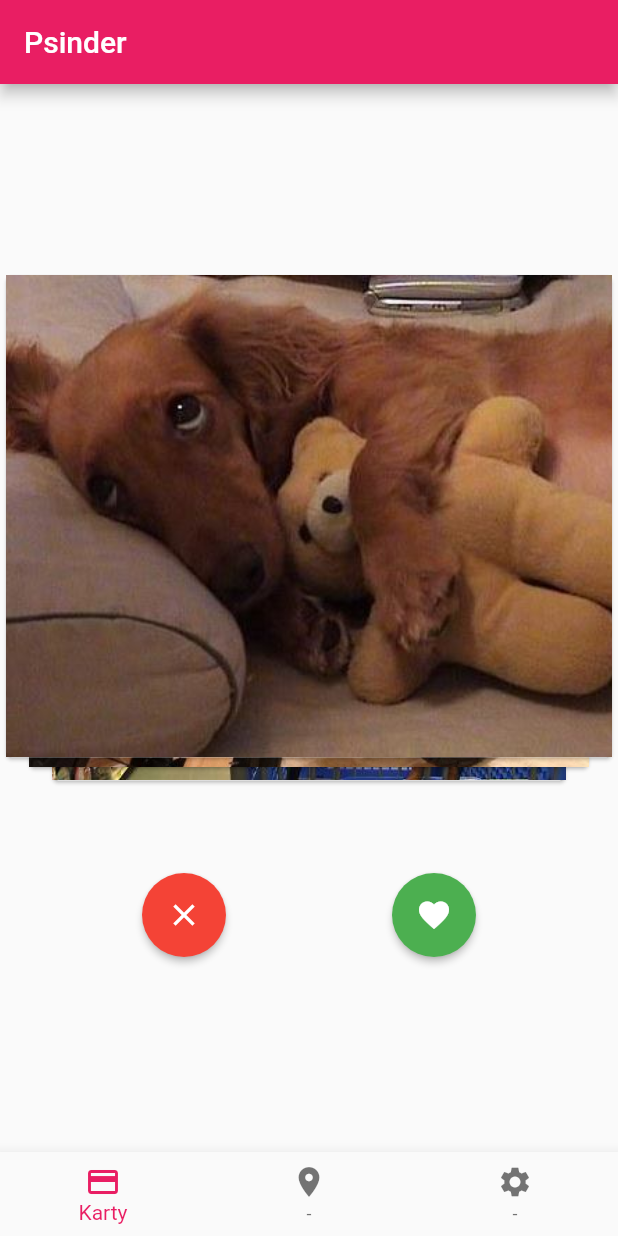
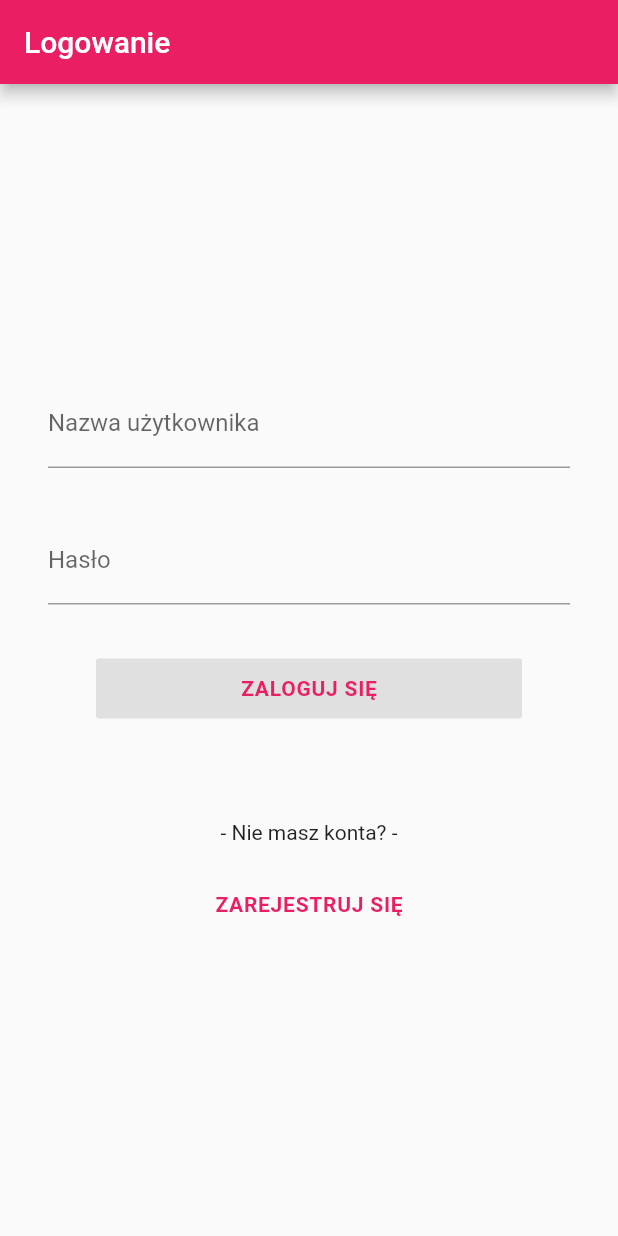
Before and after one commit to TinderPsinder/Psinder-frontend, a Flutter app: the screen it shows after launch, on a phone screen of 412 x 824 dp. Run offline on Flutter 3.47's test engine with Material 2 defaults, Android fonts, the phone set to English and light mode, and no system bars; drawn by our look-alikes of flutter_tindercard; our stand-ins replace easy_localization.

Commit message:
Create login and register UI and define AuthService

```diff
--- a/assets/locale/en.json
+++ b/assets/locale/en.json
@@ -1,5 +1,26 @@
 {
     "app.title": "Psinder",
     "main.title": "Psinder",
-    "main.cards": "Karty"
+    "main.cards": "Karty",
+    "login.title": "Logowanie",
+    "login.username.title": "Nazwa użytkownika",
+    "login.username.error": "Nazwa użytkownika jest wymagana",
+    "login.password.title": "Hasło",
+    "login.password.error": "Hasło jest wymagane",
+    "login.login": "Zaloguj się",
+    "login.no_account": "- Nie masz konta? -",
+    "login.register": "Zarejestruj się",
+    "register.title": "Rejestracja",
+    "register.username.title": "Nazwa użytkownika",
+    "register.username.error": "Nazwa użytkownika jest wymagana",
+    "register.email.title": "Adres e-mail",
+    "register.email.error": "Adres e-mail nie jest poprawny",
+    "register.password.title": "Hasło*",
+    "register.password.error": "Hasło powinno składać się z co najmniej 6 znaków",
+    "register.repeat_password.title": "Powtórz hasło*",
+    "register.repeat_password.error": "Podane hasła nie pasują do siebie",
+    "register.terms_and_conditions.title": "Akceptuję regulamin\ni politykę prywatności",
+    "register.terms_and_conditions.error": "Regulamin musi zostać zaakceptowany",
+    "register.password_hint": "* Hasło powinno składać się z co najmniej 6 znaków",
+    "register.register": "Zarejestruj się"
 }
--- a/lib/app/psinder_app.dart
+++ b/lib/app/psinder_app.dart
@@ -1,9 +1,13 @@
 import 'package:easy_localization/easy_localization.dart';
 import 'package:flutter/material.dart';
 import 'package:flutter_localizations/flutter_localizations.dart';
-import 'package:psinder/pages/main/main_page.dart';
+import 'package:psinder/pages/splash/splash_page.dart';
 
 class PsinderApp extends StatelessWidget {
+  const PsinderApp({Key key}) : super(key: key);
+
+  factory PsinderApp.build() => PsinderApp();
+
   @override
   Widget build(BuildContext context) => EasyLocalization(
         child: Builder(
@@ -28,6 +32,6 @@ class PsinderApp extends StatelessWidget {
         theme: ThemeData(
           primarySwatch: Colors.pink,
         ),
-        home: MainPage(),
+        home: SplashPage.build(),
       );
 }
--- a/lib/main.dart
+++ b/lib/main.dart
@@ -1,4 +1,4 @@
 import 'package:flutter/material.dart';
 import 'package:psinder/app/psinder_app.dart';
 
-void main() => runApp(PsinderApp());
+void main() => runApp(PsinderApp.build());
--- a/lib/pages/cards/cards_page.dart
+++ b/lib/pages/cards/cards_page.dart
@@ -3,6 +3,10 @@ import 'package:flutter_tindercard/flutter_tindercard.dart';
 import 'package:psinder/pages/cards/cards_stack.dart';
 
 class CardsPage extends StatefulWidget {
+  const CardsPage({Key key}) : super(key: key);
+
+  factory CardsPage.build() => CardsPage();
+
   @override
   _CardsPageState createState() => _CardsPageState();
 }
--- /dev/null
+++ b/lib/pages/login/login_page.dart
@@ -0,0 +1,114 @@
+import 'package:easy_localization/easy_localization.dart';
+import 'package:flutter/material.dart';
+import 'package:psinder/extensions/future_loader.dart';
+import 'package:psinder/pages/register/register_page.dart';
+import 'package:psinder/pages/splash/splash_page.dart';
+import 'package:psinder/services/auth_service.dart';
+import 'package:psinder/widgets/psinder_button.dart';
+
+class LoginPage extends StatefulWidget {
+  const LoginPage({@required AuthService authService, Key key})
+      : assert(authService != null),
+        _authService = authService,
+        super(key: key);
+
+  factory LoginPage.build() => LoginPage(authService: AuthService.build());
+
+  final AuthService _authService;
+
+  @override
+  _LoginPageState createState() => _LoginPageState();
+}
+
+class _LoginPageState extends State<LoginPage> {
+  final _formKey = GlobalKey<FormState>();
+
+  @override
+  Widget build(BuildContext context) {
+    return Scaffold(
+      appBar: AppBar(
+        title: Text(tr('login.title')),
+      ),
+      body: Container(
+        alignment: Alignment.center,
+        padding: EdgeInsets.all(32.0),
+        child: Form(
+          key: _formKey,
+          child: Column(
+            mainAxisSize: MainAxisSize.min,
+            crossAxisAlignment: CrossAxisAlignment.stretch,
+            children: <Widget>[
+              TextFormField(
+                decoration:
+                    InputDecoration(labelText: tr('login.username.title')),
+                validator: (value) =>
+                    value.trim().isEmpty ? tr('login.username.error') : null,
+              ),
+              SizedBox(height: 32),
+              TextFormField(
+                decoration:
+                    InputDecoration(labelText: tr('login.password.title')),
+                obscureText: true,
+                validator: (value) =>
+                    value.trim().isEmpty ? tr('login.password.error') : null,
+              ),
+              Padding(
+                padding: const EdgeInsets.only(
+                  left: 32.0,
+                  right: 32.0,
+                  top: 32.0,
+                  bottom: 64.0,
+                ),
+                child: PsinderButton(
+                  text: tr('login.login'),
+                  onPressed: _onLoginPressed,
+                ),
+              ),
+              Text(
+                tr('login.no_account'),
+                textAlign: TextAlign.center,
+              ),
+              Padding(
+                padding: const EdgeInsets.only(
+                  left: 36.0,
+                  right: 36.0,
+                  top: 16.0,
+                ),
+                child: PsinderButton(
+                  text: tr('login.register'),
+                  isFlat: true,
+                  onPressed: () => Navigator.push(
+                    context,
+                    MaterialPageRoute(
+                      builder: (_) => RegisterPage.build(),
+                    ),
+                  ),
+                ),
+              ),
+            ],
+          ),
+        ),
+      ),
+    );
+  }
+
+  Future<void> _onLoginPressed() async {
+    if (!_formKey.currentState.validate()) {
+      return;
+    }
+
+    await Navigator.of(context).futureLoader(
+      widget._authService.login(
+        username: '',
+        password: '',
+      ),
+    );
+
+    await Navigator.pushReplacement(
+      context,
+      MaterialPageRoute(
+        builder: (_) => SplashPage.build(),
+      ),
+    );
+  }
+}
--- a/lib/pages/main/main_page.dart
+++ b/lib/pages/main/main_page.dart
@@ -3,6 +3,10 @@ import 'package:flutter/material.dart';
 import 'package:psinder/pages/cards/cards_page.dart';
 
 class MainPage extends StatefulWidget {
+  const MainPage({Key key}) : super(key: key);
+
+  factory MainPage.build() => MainPage();
+
   @override
   _MainPageState createState() => _MainPageState();
 }
@@ -20,7 +24,7 @@ class _MainPageState extends State<MainPage> {
       _MainPageTab(
         title: tr('main.cards'),
         icon: Icons.credit_card,
-        builder: () => CardsPage(),
+        builder: () => CardsPage.build(),
       ),
       _MainPageTab(
         title: '-',
@@ -30,7 +34,9 @@ class _MainPageState extends State<MainPage> {
       _MainPageTab(
         title: '-',
         icon: Icons.settings,
-        builder: () => Container(),
+        builder: () => Container(child: MaterialButton(child: Text('Wyloguj'), onPressed: () {
+
+        })),
       ),
     ];
 
--- /dev/null
+++ b/lib/widgets/psinder_button.dart
@@ -0,0 +1,34 @@
+import 'package:flutter/material.dart';
+
+class PsinderButton extends StatelessWidget {
+  const PsinderButton({
+    this.text,
+    this.isFlat = false,
+    this.onPressed,
+    Key key,
+  })  : assert(isFlat != null),
+        super(key: key);
+
+  final String text;
+  final bool isFlat;
+  final VoidCallback onPressed;
+
+  @override
+  Widget build(BuildContext context) => FlatButton(
+        color: isFlat ? null : Colors.grey.shade300,
+        child: Text(
+          text.toUpperCase(),
+          style: TextStyle(
+            color: Colors.pink,
+            fontWeight: FontWeight.w600,
+            letterSpacing: 0.5,
+          ),
+        ),
+        padding: EdgeInsets.all(12.0),
+        onPressed: () {
+          if (onPressed != null) {
+            onPressed();
+          }
+        },
+      );
+}
```
Also changed, not shown: lib/extensions/future_loader.dart (added, +51 -0 lines), lib/pages/cards/cards_stack.dart (+6 -6 lines), lib/pages/register/register_page.dart (added, +141 -0 lines), lib/pages/splash/splash_page.dart (added, +50 -0 lines), lib/services/auth_service.dart (added, +59 -0 lines), lib/widgets/checkbox_form_field.dart (added, +33 -0 lines).
